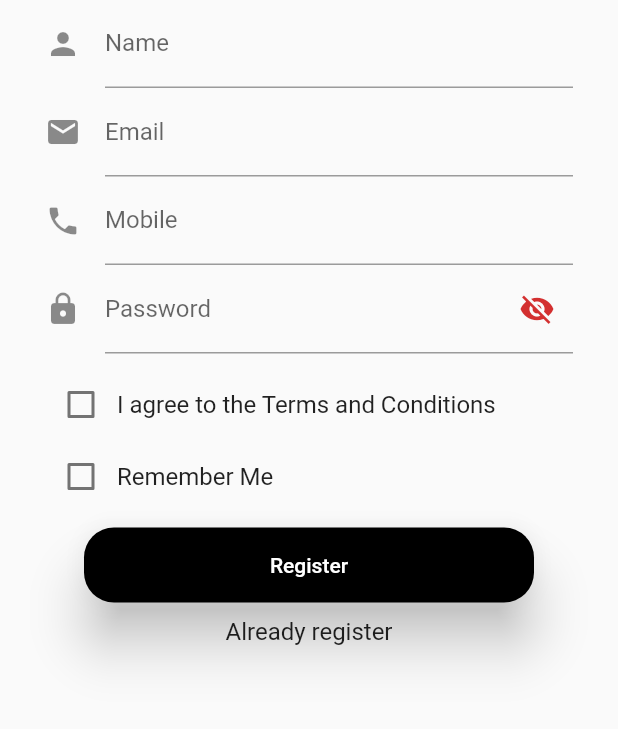
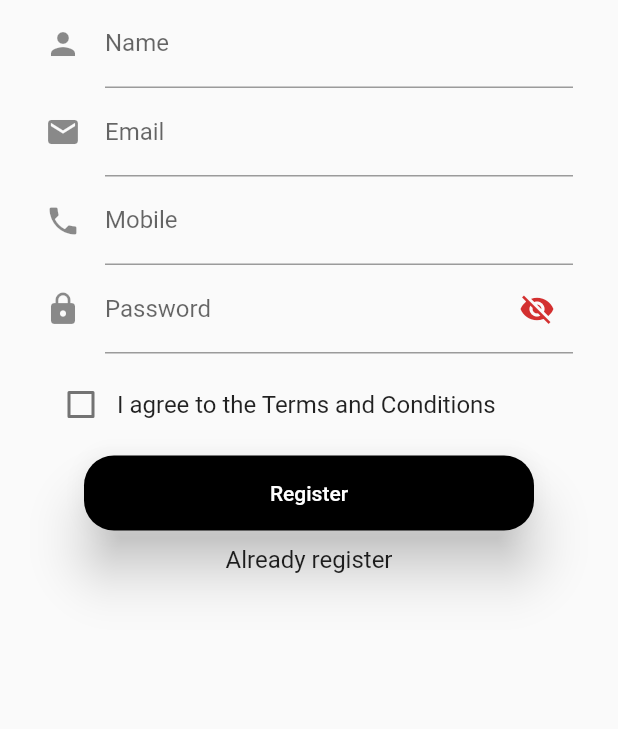
Before and after one commit to aininsofia97/shareloving, a Flutter app: the LoginScreen screen opened directly, after a tap on "Register New Account", on a phone screen of 412 x 824 dp, the part 422-1151 px from its top. Run offline on Flutter 3.47's test engine with Material 2 defaults, Android fonts, the phone set to English and light mode, and no system bars; our stand-ins replace cached_network_image, progress_dialog, shared_preferences, toast; accounts and stored records are empty; network calls fail.

Commit message:
Initial commit

```diff
--- a/lib/loginscreen.dart
+++ b/lib/loginscreen.dart
@@ -118,7 +118,7 @@ Future<void> _onLogin() async {
       List userdata = res.body.split(",");
       if (userdata[0] == "success") {
         Toast.show(
-          "Login Succes",
+          "Login Success",
           context,
           duration: Toast.LENGTH_LONG,
           gravity: Toast.TOP,
@@ -154,6 +154,7 @@ Future<void> _onLogin() async {
 
   void _onForgot() {
     print('Forgot');
+
   }
 
  void _onChange(bool value) {
--- a/lib/registerscreen.dart
+++ b/lib/registerscreen.dart
@@ -96,17 +96,6 @@ class _RegisterScreenState extends State<RegisterScreen> {
             )
           ],
         ),
-                    Row(
-                      children: <Widget>[
-                        Checkbox(
-                          value: _rememberMe,
-                          onChanged: (bool value) {
-                            _onChange(value);
-                          },
-                        ),
-                        Text('Remember Me', style: TextStyle(fontSize: 16))
-                      ],
-                    ),
                     SizedBox(height: 10),
                     MaterialButton(
                       shape: RoundedRectangleBorder(
```
Also changed, not shown: lib/mainscreen.dart (+16 -32 lines).
